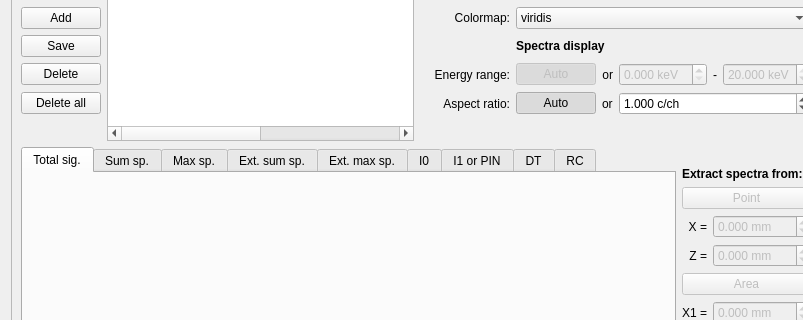
Before: the Qt Designer form single.ui in pfilipl/PolyX-XRF-Data-Analyser, drawn with Qt 5; both pictures show x 0 to 803 and y 92 to 412 of the 1185 by 712 pixel window.
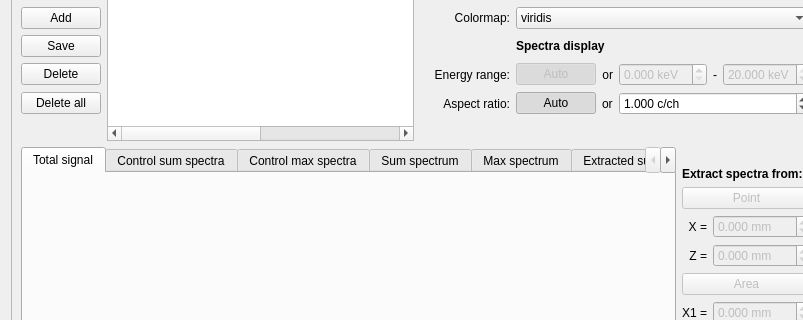
After: the same form once the commit is applied. Custom widgets are drawn as their Qt base class.

Commit message: New tabs in Single mode

Diff of the .ui file:
```diff
--- a/single.ui
+++ b/single.ui
@@ -887,47 +887,72 @@
           </property>
           <widget class="PreviewTab" name="tab_TotalSignal">
            <attribute name="title">
-            <string>Total sig.</string>
+            <string>Total signal</string>
+           </attribute>
+          </widget>
+          <widget class="PreviewTab" name="tab_SumCheckSpectrum">
+           <attribute name="title">
+            <string>Control sum spectra</string>
+           </attribute>
+          </widget>
+          <widget class="PreviewTab" name="tab_MaxCheckSpectrum">
+           <attribute name="title">
+            <string>Control max spectra</string>
            </attribute>
           </widget>
           <widget class="PreviewTab" name="tab_SumSpectrum">
            <attribute name="title">
-            <string>Sum sp.</string>
+            <string>Sum spectrum</string>
            </attribute>
           </widget>
           <widget class="PreviewTab" name="tab_MaxSpectrum">
            <attribute name="title">
-            <string>Max sp.</string>
+            <string>Max spectrum</string>
            </attribute>
           </widget>
           <widget class="PreviewTab" name="tab_ExtSumSpectrum">
            <attribute name="title">
-            <string>Ext. sum sp.</string>
+            <string>Extracted sum spectrum</string>
            </attribute>
           </widget>
           <widget class="PreviewTab" name="tab_ExtMaxSpectrum">
            <attribute name="title">
-            <string>Ext. max sp.</string>
+            <string>Extracted max spectrum</string>
            </attribute>
           </widget>
           <widget class="PreviewTab" name="tab_I0">
            <attribute name="title">
-            <string>I0</string>
+            <string>Incident radiation</string>
            </attribute>
           </widget>
           <widget class="PreviewTab" name="tab_PIN">
            <attribute name="title">
-            <string>I1 or PIN</string>
+            <string>Transmission</string>
+           </attribute>
+          </widget>
+          <widget class="PreviewTab" name="tab_LT">
+           <attribute name="title">
+            <string>Live time</string>
            </attribute>
           </widget>
           <widget class="PreviewTab" name="tab_DT">
            <attribute name="title">
-            <string>DT</string>
+            <string>Dead time</string>
+           </attribute>
+          </widget>
+          <widget class="PreviewTab" name="tab_ICR">
+           <attribute name="title">
+            <string>ICR</string>
+           </attribute>
+          </widget>
+          <widget class="PreviewTab" name="tab_OCR">
+           <attribute name="title">
+            <string>OCR</string>
            </attribute>
           </widget>
           <widget class="PreviewTab" name="tab_RC">
            <attribute name="title">
-            <string>RC</string>
+            <string>Storage ring current</string>
            </attribute>
           </widget>
          </widget>
```
The commit also changes 2 other files.
